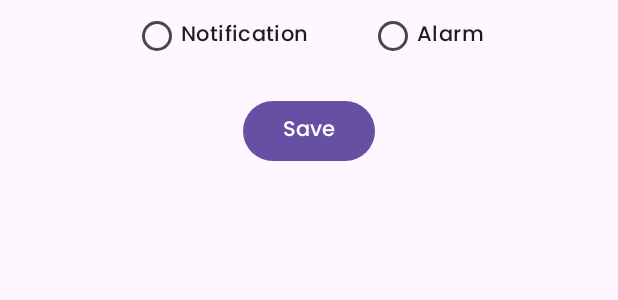
After one commit to ahmedkhaled3515/Weather_Forcast_App, an Android app: the layout alert_popup_window_layout.xml on its own in the app's theme, with its tools: preview values and no code run, on a phone screen of 412 x 824 dp. The commit adds this screen. Shown: the top 300 px of the screen. Run offline under Robolectric (Android 15) with nearby library versions, the phone set to English and light mode, and no system bars.

Commit message:
adding alarm notification to alerts

```diff
--- a/app/src/main/java/com/example/weatherapp/sevices/MyAlarmService.kt
+++ b/app/src/main/java/com/example/weatherapp/sevices/MyAlarmService.kt
@@ -15,12 +15,13 @@ class MyAlarmService : Service() {
     }
 
     override fun onStartCommand(intent: Intent?, flags: Int, startId: Int): Int {
-        mediaPlayer = MediaPlayer.create(this, R.raw.ringtone1)
+        mediaPlayer = MediaPlayer.create(this, R.raw.num1)
+        mediaPlayer.isLooping = true
         mediaPlayer.start()
         return START_STICKY
     }
     override fun onDestroy() {
-        mediaPlayer.stop()
+        mediaPlayer.release()
         super.onDestroy()
     }
 }
--- /dev/null
+++ b/app/src/main/res/layout/alert_popup_window_layout.xml
@@ -0,0 +1,42 @@
+<?xml version="1.0" encoding="utf-8"?>
+<androidx.constraintlayout.widget.ConstraintLayout xmlns:android="http://schemas.android.com/apk/res/android"
+    xmlns:app="http://schemas.android.com/apk/res-auto"
+    xmlns:tools="http://schemas.android.com/tools"
+    android:layout_width="match_parent"
+    android:layout_height="wrap_content">
+
+    <RadioGroup
+        android:id="@+id/radioGroup"
+        android:layout_width="0dp"
+        android:layout_height="wrap_content"
+        android:foregroundGravity="center"
+        android:gravity="center_horizontal|center_vertical"
+        android:orientation="horizontal"
+        app:layout_constraintEnd_toEndOf="parent"
+        app:layout_constraintStart_toStartOf="parent"
+        app:layout_constraintTop_toTopOf="parent">
+
+        <RadioButton
+            android:id="@+id/notification_radio_button"
+            android:layout_width="wrap_content"
+            android:layout_height="wrap_content"
+            android:text="@string/notification_text" />
+
+        <RadioButton
+            android:id="@+id/alarm_radio_button"
+            android:layout_width="wrap_content"
+            android:layout_height="wrap_content"
+            android:layout_marginStart="40dp"
+            android:text="@string/alarm_text" />
+    </RadioGroup>
+
+    <Button
+        android:id="@+id/save_button"
+        android:layout_width="wrap_content"
+        android:layout_height="wrap_content"
+        android:layout_marginTop="15dp"
+        android:text="@string/save_text"
+        app:layout_constraintEnd_toEndOf="parent"
+        app:layout_constraintStart_toStartOf="parent"
+        app:layout_constraintTop_toBottomOf="@+id/radioGroup" />
+</androidx.constraintlayout.widget.ConstraintLayout>
--- /dev/null
+++ b/app/src/main/res/values/dime.xml
@@ -0,0 +1,5 @@
+<?xml version="1.0" encoding="utf-8"?>
+<resources>
+    <dimen name="popup_width">200</dimen>
+    <dimen name="popup_height">200</dimen>
+</resources>
--- a/app/src/main/res/values/strings.xml
+++ b/app/src/main/res/values/strings.xml
@@ -23,4 +23,6 @@
     <string name="alert_description">Are you sure you want to remove this location</string>
     <string name="ok_text">OK</string>
     <string name="cancel_text">Cancel</string>
+    <string name="notification_text">Notification</string>
+    <string name="alarm_text">Alarm</string>
 </resources>
```
Also changed, not shown: app/src/main/AndroidManifest.xml (+11 -12 lines), app/src/main/java/com/example/weatherapp/sevices/DismissReceiver.kt (added, +21 -0 lines), app/src/main/java/com/example/weatherapp/sevices/MySoundAlarmReceiver.kt (added, +94 -0 lines), app/src/main/java/com/example/weatherapp/sevices/NotificationReceiver.kt (renamed from app/src/main/java/com/example/weatherapp/sevices/DismissNotificationReceiver.kt, +11 -6 lines), app/src/main/java/com/example/weatherapp/utils.kt (+24 -0 lines), app/src/main/java/com/example/weatherapp/views/alert/AlertFragment.kt (+16 -2 lines), app/src/main/java/com/example/weatherapp/views/favorite/FavoriteFragment.kt (+13 -6 lines), app/src/main/java/com/example/weatherapp/views/home/HomeFragment.kt (+4 -6 lines), app/src/main/java/com/example/weatherapp/views/map/MapsFragment.kt (+98 -50 lines), app/src/main/java/com/example/weatherapp/workers/AlertWorker.kt (+97 -97 lines), app/src/main/res/layout/alarm_notification_layout.xml (+24 -9 lines), 1 other file.
